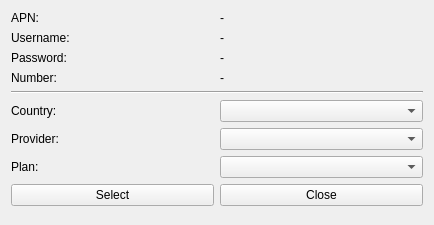
Qt form src/brickv/plugin_system/plugins/red/ui/red_tab_settings_mobile_internet_provider_preset_dialog.ui (Tinkerforge/brickv) before a commit.
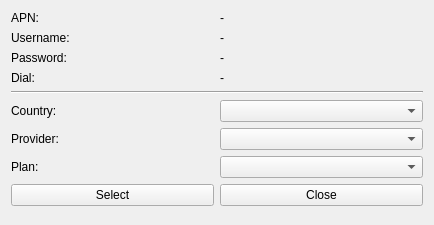
The same form after that commit.

What changed in the file:
```diff
--- a/src/brickv/plugin_system/plugins/red/ui/red_tab_settings_mobile_internet_provider_preset_dialog.ui
+++ b/src/brickv/plugin_system/plugins/red/ui/red_tab_settings_mobile_internet_provider_preset_dialog.ui
@@ -111,7 +111,7 @@
      <item row="3" column="0">
       <widget class="QLabel" name="label_5">
        <property name="text">
-        <string>Number:</string>
+        <string>Dial:</string>
        </property>
       </widget>
      </item>
```
Left out of the diff: 2 changed lines with no effect on the pictures.
